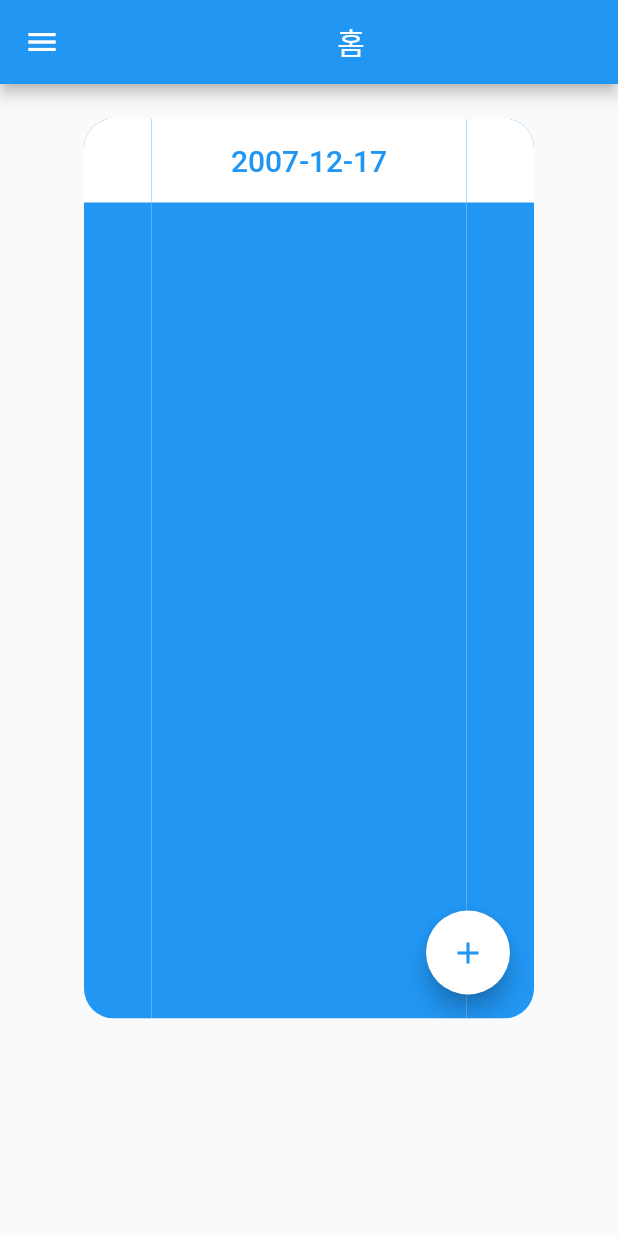
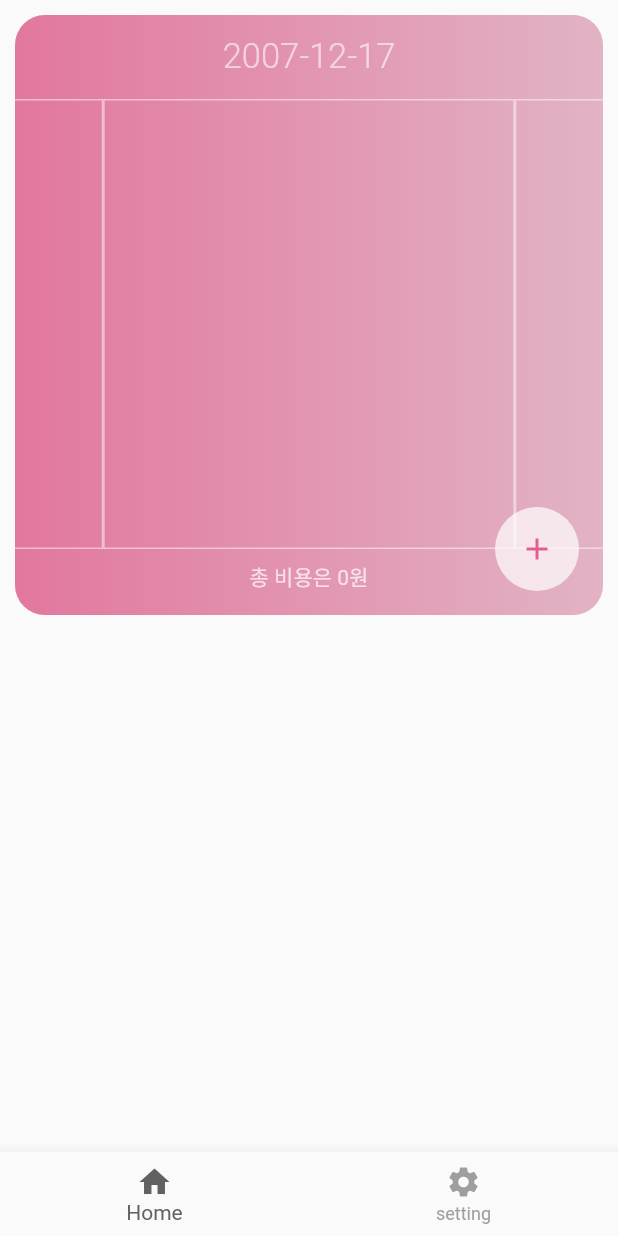
Before and after one commit to woojin8651/flutter_practice, a Flutter app: the screen it shows after launch, swiped to page 2, on a phone screen of 412 x 824 dp. Run offline on Flutter 3.47's test engine with Material 2 defaults, Android fonts, the phone set to English and light mode, and no system bars; our stand-ins replace geolocator, sqflite; accounts and stored records are empty; Roboto replaces fonts that are missing (NanumGothic).

Commit message:
디자인 수정 및 합계

```diff
--- /dev/null
+++ b/lib/extension/Colors.dart
@@ -0,0 +1,7 @@
+import 'package:flutter/material.dart';
+
+class AppColors{
+  static const BgColorD = Color.fromARGB(255,227, 93, 142);
+  static const BgColorB = Color.fromARGB(255,227, 168, 190);
+  static const BgGradient = LinearGradient(colors: [BgColorD,BgColorB]);
+}
--- a/lib/main.dart
+++ b/lib/main.dart
@@ -1,5 +1,7 @@
 import 'package:flutter/cupertino.dart';
 import 'package:flutter/material.dart';
+import 'package:flutter_practice_app/extension/Colors.dart';
+import 'package:flutter_practice_app/screens/loading.dart';
 import 'screens/home.dart';
 import 'package:flutter_practice_app/screens/home.dart';
 import 'package:http/http.dart';
@@ -13,12 +15,44 @@ class MyApp extends StatelessWidget {
     return MaterialApp(
       debugShowCheckedModeBanner: false,
       title:'Shopping Busket',
-      initialRoute: '/',
-      routes: {
-        '/': (context)=>Home(),
-      },
       theme: ThemeData(
+        fontFamily: 'NanumGothic',
         primarySwatch: Colors.blue,
+      ),
+      home: Main(),
+    );
+  }
+}
+class Main extends StatefulWidget {
+  const Main({Key key}) : super(key: key);
+
+  @override
+  _MainState createState() => _MainState();
+}
+
+class _MainState extends State<Main> {
+  int currIdx = 0;
+  final List<Widget> Pages = [Home(),Loading()];
+  void onTap(int idx){
+    setState(() {
+      currIdx = idx;
+    });
+  }
+  @override
+  Widget build(BuildContext context) {
+    return Scaffold(
+      body: Pages[currIdx],
+      bottomNavigationBar: BottomNavigationBar(
+        onTap: onTap,
+        currentIndex: currIdx,
+        items: [
+          BottomNavigationBarItem(icon: Icon(Icons.home),
+              label: "Home",),
+          BottomNavigationBarItem(icon: Icon(Icons.settings),
+              label: "setting",)
+        ],
+        selectedItemColor: Colors.grey[700],
+        unselectedItemColor: Colors.grey,
       ),
     );
   }
--- a/lib/model/dbHelper.dart
+++ b/lib/model/dbHelper.dart
@@ -8,7 +8,7 @@ import 'item.dart';
 class DBHelper{
   static Future<sql.Database> database() async{
     var docDir = await sql.getDatabasesPath();
-    final dbPath = path.join(docDir,'item_datebase2.db');
+    final dbPath = path.join(docDir,'item_datebase.db');
     return await sql.openDatabase(
         dbPath,
     version: 1,
--- a/lib/screens/home.dart
+++ b/lib/screens/home.dart
@@ -1,23 +1,25 @@
 import 'dart:developer';
+import 'package:flutter/cupertino.dart';
 import 'package:flutter/material.dart';
-import 'package:flutter_practice_app/model/dbHelper.dart';
+import 'package:flutter_practice_app/extension/Colors.dart';
 import 'package:flutter_practice_app/model/item.dart';
 import 'package:flutter_practice_app/viewmodel/homeVM.dart';
 import 'package:flutter_practice_app/extension/date_extention.dart';
-import 'package:intl/intl.dart';
+import 'ItemDialog.dart';
 
 class Home extends StatelessWidget {
   const Home({Key key}) : super(key: key);
-
+  static const TextStyle style = TextStyle(
+    fontSize: 30
+  );
   @override
   Widget build(BuildContext context) {
-    log("Home");
-    return Scaffold(
-        appBar: AppBar(
-        title: Center(child: Text('홈')),
+    return Container(
+
+      child: Scaffold(
+      body: HomeFragment(),
+        backgroundColor: Colors.transparent,
       ),
-    drawer: Drawer(),
-    body: HomeFragment(),
     );
   }
 }
@@ -61,27 +63,30 @@ class _DailyViewPageState extends State<DailyViewPage> {
   @override
   void initState() {
     super.initState();
-    pageDate = DateTime.now(); //오늘
-    log("init");
+
   }
 
   @override
   Widget build(BuildContext context) {
+    setState(() {
+      pageDate = DateTime.now(); //오늘
+    });
     return Container(
-      padding: EdgeInsets.all(3.0),
+      padding: EdgeInsets.all(10.0),
       child: dailyPages(),
       );
   }
   //
   Widget dailyPages(){
     return Center(
-           child: Container(
-              width: 300,
-              height: 600,
-              margin: EdgeInsets.all(20),
       child: ClipRRect(
           borderRadius: BorderRadius.circular(20.0),
+          child: Container(
+            width: 400,
+            height: 400,
+            decoration: BoxDecoration(gradient: AppColors.BgGradient),
             child: Scaffold(
+                backgroundColor: Colors.transparent,
                 body: PageView.builder(
                   controller:  PageController(initialPage: indexOffset,
                       viewportFraction: 0.7),
@@ -93,45 +98,48 @@ class _DailyViewPageState extends State<DailyViewPage> {
                     },
                 ),
                 floatingActionButton: FloatingActionButton(
-                        backgroundColor: Colors.white,
-                        child: Icon(Icons.add, color: Colors.blue,),
+                  elevation: 0,
+                  backgroundColor: Colors.white.withOpacity(0.7),
+                  child: Icon(Icons.add, color: AppColors.BgColorD,),
                   onPressed: (){
                     showItemDialog();
                     },
                 )
+            ),
           )
       ),
-            ),
     );
+  }
+  //페이지
+  TextStyle title_style(DateTime day){
+    return TextStyle(color: day.isAtSameMomentAs(pageDate)?Colors.white :Colors.white.withOpacity(0.6),
+        fontWeight:  day.isAtSameMomentAs(pageDate)?FontWeight.w400:FontWeight.w300,
+        fontSize: 23);
   }
   Widget dayPage(DateTime day){
     return Scaffold(
       appBar: AppBar(
         shadowColor: Colors.transparent,
-        title: Center(child: Text(Formats.dfm.format(day),
-          style: TextStyle(color: day.isAtSameMomentAs(pageDate) ? Colors.red:Colors.blue))
+        title: Center(child: Text( Formats.dfm.format(day),
+          style: title_style(day))
         ),
-        backgroundColor: Colors.white,
+        backgroundColor: Colors.transparent,
       ),
-      body: itemList(day),
-      backgroundColor:Colors.blue,
+      body:ItemLoadModel(day, ret: makeItemList, err: Text("에러")),
+      backgroundColor:Colors.grey[300].withOpacity(0.2)
     );
   }
-  Widget itemList(DateTime day){
+// ignore: non_constant_identifier_names
+  Widget ItemLoadModel(DateTime day,{Function(List<Item> item) ret,Widget err}) {
     return FutureBuilder<List<Item>>(
       future: this.vm.fetchDayBusket(day),
       builder: (context,snapshot){
         if(snapshot.hasData){
           log("hasdata");
-          return ListView(
-            children: snapshot.data.map((e) => ListTile(
-              title: WhiteText(e.name),
-              subtitle: WhiteText("${e.amount} => ${e.cost}원"),
-            )).toList(),
-          );
+          return ret(snapshot.data);
         }
         else if(snapshot.hasError){
-          return Text("에러");
+          return err;
         }
         return Center(
           child: SizedBox(
@@ -143,88 +151,54 @@ class _DailyViewPageState extends State<DailyViewPage> {
       },
     );
   }
+
+  final itemListBoxDecoration = BoxDecoration(
+      color: Colors.transparent,
+      border: Border.all(
+          width: 1,
+          color: Colors.white.withOpacity(0.5)
+      )
+  );
+
+  Widget makeItemList(List<Item> data){
+    return ListView(
+      children: [
+        ////////////당일 아이템 리스트////////////////////
+        Container(
+          padding: EdgeInsets.all(5),
+          decoration: itemListBoxDecoration,
+          width: 300,
+          height: 300,
+          child: ListView(
+            children: data.map((e) => ClipRRect(
+                borderRadius: BorderRadius.circular(20.0),
+                child: ListTile(
+                  onLongPress: () async{
+                    await showDialog(context: context,
+                        builder: (ctx) => ItemLongDialog(item: e,refresh: refresh,));
+                  },
+                  title: ItemColor(e.name),
+                  subtitle: ItemColor("${e.amount} => ${e.cost}원"),
+                )
+            )).toList(),
+          ),
+        ),
+        ////////////원모양 그래프////////////////////
+        Padding(
+          padding: const EdgeInsets.all(8.0),
+          child: Center(child: ItemColor("총 비용은 ${data.fold(0, (sum, e) => sum+e.cost)}원")),
+        )
+      ],
+    );
+  }
+
   void showItemDialog() async{
     await showDialog(context: context,
         builder: (ctx) => ItemDialog(refresh: refresh,date: currDate,));
   }
+
 }
 
-class WhiteText extends Text{
-  WhiteText(String str):super(str, style: TextStyle(color: Colors.white));
+class ItemColor extends Text{
+  ItemColor(String str):super(str, style: TextStyle(color: Colors.white.withOpacity(0.7)));
 }
-// ignore: must_be_immutable
-class ItemDialog extends StatefulWidget {
-
-
-  Function refresh;
-  DateTime date;
-  ItemDialog({this.refresh,this.date});
-
-  @override
-  _ItemDialogState createState() => _ItemDialogState();
-}
-
-class _ItemDialogState extends State<ItemDialog> {
-
-  HomeViewModel vm = HomeViewModel.instance();//home 화면 뷰모델
-  String statement="";
-
-  final textDecoration = (String hint) => InputDecoration(
-    border: OutlineInputBorder(),
-    labelText: hint
-  );
-
-  final nameTec = TextEditingController();
-  final costTec = TextEditingController();
-  final amountTec = TextEditingController();
-
-  void clickAdd() async{
-    if(nameTec.text.isEmpty){
-      setState(() {
-        statement = "시발 이름좀 넣어";
-      });
-    }
-    else {
-      await vm.addNewItem(Item(
-        date: Formats.dfm.format(this.widget.date),
-        name: nameTec.text,
-        cost: int.parse(costTec.text),
-        amount: int.parse(amountTec.text),
-      ));
-      this.widget.refresh();
-      Navigator.pop(context);
-    }
-  }
-
-  void clickCancel(){
-    Navigator.pop(context);
-  }
-
-  @override
-  Widget build(BuildContext context) {
-    return AlertDialog(
-      shape: RoundedRectangleBorder(
-          borderRadius: BorderRadius.circular(10.0)),
-      content: content(),
-      actions: [
-        TextButton(onPressed: clickAdd, child: Text("추가")),
-        TextButton(onPressed: clickCancel, child: Text("취소")),
-      ],
-    );
-  }
-
-  Widget content(){
-    return Container(
-      width: 300,
-      height: 600,
-      child: ListView(
-          children: [
-            ListTile(title: TextField(decoration: textDecoration("상품명"),controller:nameTec,),),
-            ListTile(title: TextField(keyboardType: TextInputType.number,decoration: textDecoration("가격"),controller:costTec,),),
-            ListTile(title: TextField(keyboardType: TextInputType.number,decoration: textDecoration("수량"),controller:amountTec,),),
-            Text(statement)
-          ],
-        ),
-    );
-  }
-}
```
Also changed, not shown: lib/screens/ItemDialog.dart (added, +125 -0 lines), pubspec.yaml (+19 -10 lines), assets/font/BlackHanSans-Regular.ttf (added), 3 other files. Lines whose indentation alone changed are shown as unchanged.
